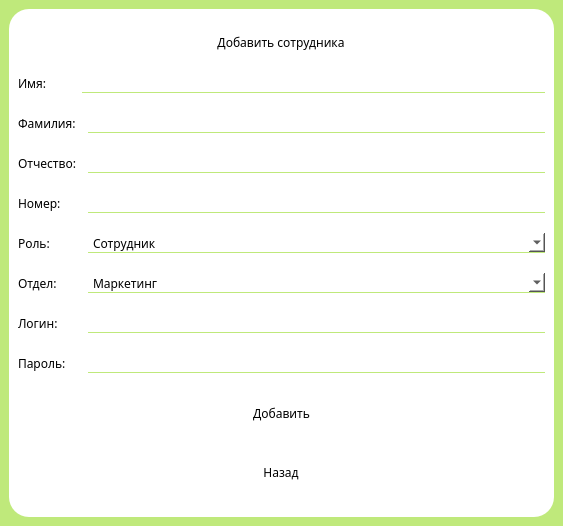
Qt form UI/addEmployee/addEmployee.ui (Savely2402/course-project) before a commit.
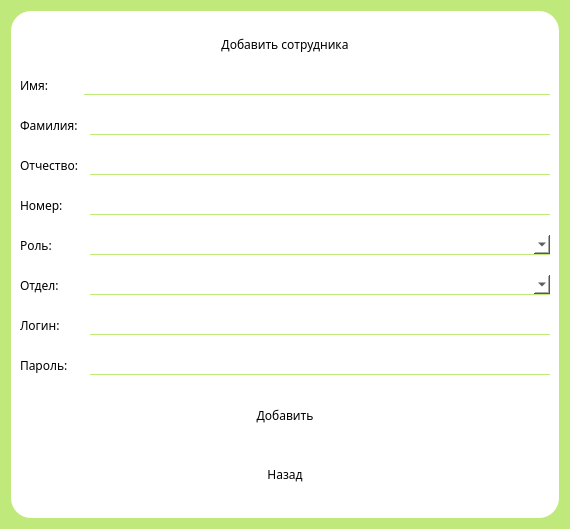
The same form after that commit.

The edit to the form file:
```diff
--- a/UI/addEmployee/addEmployee.ui
+++ b/UI/addEmployee/addEmployee.ui
@@ -1,27 +1,15 @@
 <?xml version="1.0" encoding="UTF-8"?>
 <ui version="4.0">
- <class>MainWindow</class>
- <widget class="QMainWindow" name="MainWindow">
+ <class>Dialog</class>
+ <widget class="QDialog" name="Dialog">
   <property name="geometry">
    <rect>
     <x>0</x>
     <y>0</y>
-    <width>563</width>
-    <height>526</height>
+    <width>570</width>
+    <height>529</height>
    </rect>
   </property>
-  <property name="minimumSize">
-   <size>
-    <width>0</width>
-    <height>0</height>
-   </size>
-  </property>
-  <property name="maximumSize">
-   <size>
-    <width>1111111</width>
-    <height>1111111</height>
-   </size>
-  </property>
   <property name="windowTitle">
    <string>Expense tracker</string>
   </property>
@@ -29,8 +17,7 @@
    <string notr="true">background-color: 	rgb(191, 233, 123);
 font-family: Myanmar Text;</string>
   </property>
-  <widget class="QWidget" name="centralwidget">
-   <layout class="QVBoxLayout" name="verticalLayout_3">
+  <layout class="QVBoxLayout" name="verticalLayout_2">
     <item>
      <widget class="QFrame" name="frame">
       <property name="styleSheet">
@@ -144,16 +131,6 @@
            <property name="frame">
             <bool>false</bool>
            </property>
-           <item>
-            <property name="text">
-             <string>Сотрудник</string>
-            </property>
-           </item>
-           <item>
-            <property name="text">
-             <string>Бухгалтер</string>
-            </property>
-           </item>
           </widget>
          </item>
          <item row="5" column="0" colspan="2">
@@ -172,21 +149,6 @@
            <property name="frame">
             <bool>false</bool>
            </property>
-           <item>
-            <property name="text">
-             <string>Маркетинг</string>
-            </property>
-           </item>
-           <item>
-            <property name="text">
-             <string>Разработка</string>
-            </property>
-           </item>
-           <item>
-            <property name="text">
-             <string>Кадры</string>
-            </property>
-           </item>
           </widget>
          </item>
          <item row="6" column="0" colspan="2">
@@ -276,7 +238,6 @@
      </widget>
     </item>
    </layout>
-  </widget>
  </widget>
  <resources/>
  <connections/>
```
Left out of the diff: 8 changed lines with no effect on the pictures. Lines whose indentation alone changed are shown as unchanged.
